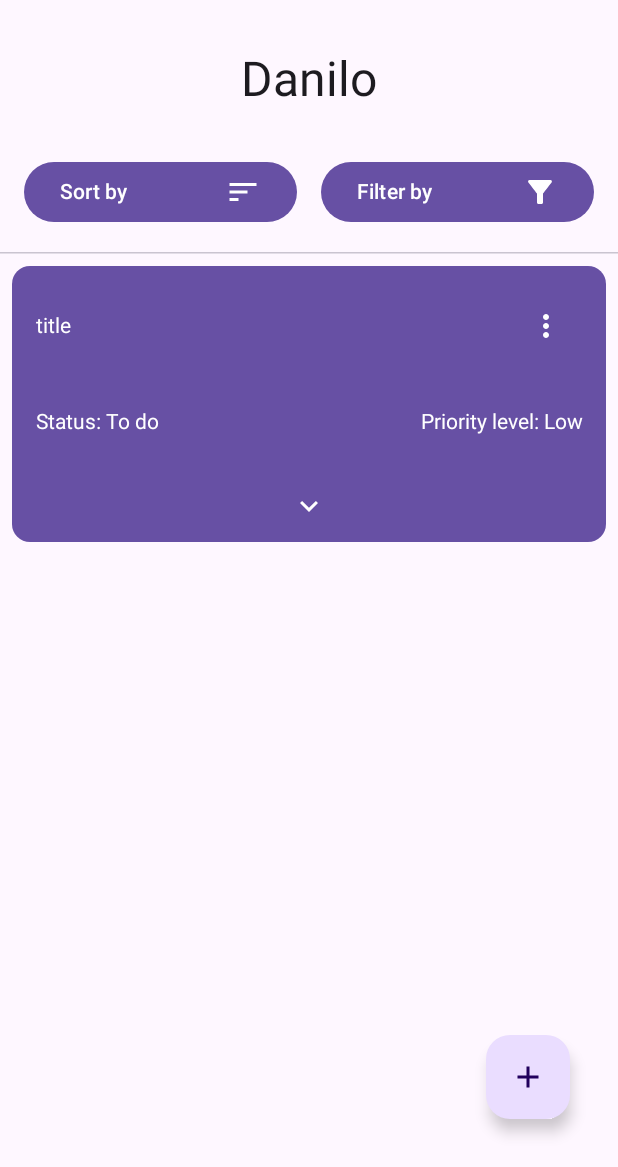
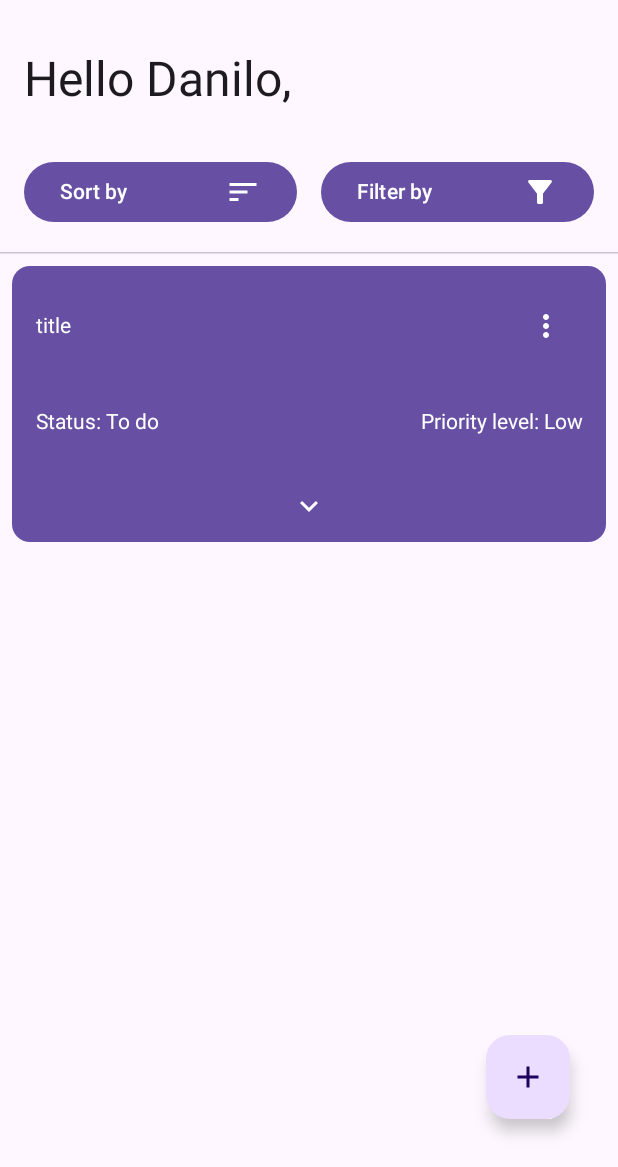
Before and after one commit to dgomesdev/Tasks-list, an Android app built with Jetpack Compose: the @Preview function ListPrev, on a phone screen of 412 x 824 dp, the part 69-1236 px from its top. Run offline under Robolectric (Android 15) with nearby library versions, the phone set to English and light mode, and no system bars.

Commit message:
fixed add task button

```diff
--- a/app/src/main/java/com/dgomesdev/taskslist/data/service/impl/UserServiceImpl.kt
+++ b/app/src/main/java/com/dgomesdev/taskslist/data/service/impl/UserServiceImpl.kt
@@ -215,7 +215,7 @@ class UserServiceImpl(
             }
 
             if (response.status == HttpStatusCode.OK) {
-                val message = MessageDto(context.getString(R.string.email_sent))
+                val message = MessageDto(context.getString(R.string.email_sent, user.email))
                 Result.success(message)
             } else {
                 val error = response.body<MessageDto>()
--- a/app/src/main/java/com/dgomesdev/taskslist/presentation/ui/app/AppNavHost.kt
+++ b/app/src/main/java/com/dgomesdev/taskslist/presentation/ui/app/AppNavHost.kt
@@ -26,7 +26,7 @@ import com.dgomesdev.taskslist.presentation.viewmodel.AppUiIntent
 import com.dgomesdev.taskslist.presentation.viewmodel.AppUiState
 
 typealias ScreenNavigation = (String) -> Unit
-typealias ChooseTask = (Task) -> Unit
+typealias ChooseTask = (Task?) -> Unit
 typealias OnAction = (AppUiIntent) -> Unit
 typealias ShowSnackbar = (String) -> Unit
 
--- a/app/src/main/java/com/dgomesdev/taskslist/presentation/ui/app/NewTaskButton.kt
+++ b/app/src/main/java/com/dgomesdev/taskslist/presentation/ui/app/NewTaskButton.kt
@@ -13,10 +13,11 @@ import com.dgomesdev.taskslist.R
 
 @Composable
 fun NewTaskButton(
-    goToScreen: ScreenNavigation
+    goToScreen: ScreenNavigation,
+    onChooseTask: ChooseTask
 ) {
     FloatingActionButton(
-        onClick = { goToScreen("TaskDetails") },
+        onClick = { onChooseTask(null) ; goToScreen("TaskDetails") },
         modifier = Modifier
             .padding(all = 16.dp)
     ) {
--- a/app/src/main/java/com/dgomesdev/taskslist/presentation/ui/features/taskList/TaskList.kt
+++ b/app/src/main/java/com/dgomesdev/taskslist/presentation/ui/features/taskList/TaskList.kt
@@ -113,7 +113,7 @@ fun TaskList(
                 showSnackbar(context.getString(R.string.developed_by_dgomes_dev))
             })
         },
-        floatingActionButton = { NewTaskButton(goToScreen = goToScreen) },
+        floatingActionButton = { NewTaskButton(goToScreen = goToScreen, onChooseTask) },
         snackbarHost = { SnackbarHost(snackbarHostState) }
     ) { padding ->
         LaunchedEffect(uiState.message) {
@@ -125,12 +125,9 @@ fun TaskList(
         Column(
             modifier.padding(padding)
         ) {
-            Row(
-                Modifier.fillMaxWidth(),
-                horizontalArrangement = Arrangement.Center
-            ) {
+            Row(Modifier.fillMaxWidth()) {
                 Text(
-                    uiState.user.username,
+                    stringResource(R.string.hello, uiState.user.username),
                     modifier = Modifier.padding(16.dp),
                     fontSize = 32.sp
                 )
@@ -227,7 +224,7 @@ fun TaskCard(
     task: Task,
     goToScreen: ScreenNavigation,
     onAction: OnAction,
-    onChooseTask: ChooseTask = {}
+    onChooseTask: ChooseTask
 ) {
 
     val haptics = LocalHapticFeedback.current
@@ -349,7 +346,8 @@ private fun TaskCardPreview() {
             Status.TO_BE_DONE
         ),
         goToScreen = {},
-        onAction = {}
+        onAction = {},
+        onChooseTask = {}
     )
 }
 
--- a/app/src/main/res/values/strings.xml
+++ b/app/src/main/res/values/strings.xml
@@ -38,7 +38,7 @@
     <string name="too_long">Response may take a moment, please wait.</string>
     <string name="task_saved">Task saved successfully</string>
     <string name="task_updated">Task updated successfully</string>
-    <string name="welcome_back">Welcome back %1$s!</string>
+    <string name="hello">Hello %1$s,</string>
     <string name="welcome">Welcome %1$s!</string>
     <string name="user_not_authenticated">User not authenticated</string>
     <string name="user_updated">User updated successfully</string>
```
Also changed, not shown: app/src/main/java/com/dgomesdev/taskslist/infra/SecurePreferences.kt (+7 -57 lines), app/src/main/java/com/dgomesdev/taskslist/presentation/ui/features/taskDetails/TaskDetailsScreen.kt (+12 -20 lines), 2 other files.
